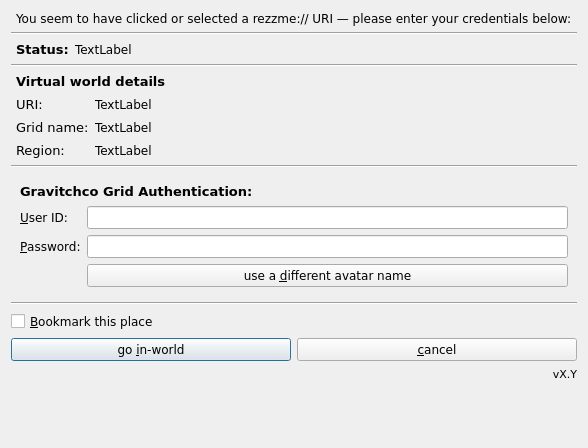
dirkhusemann/rezzme, file RezzMe/ui/rezzme.ui: the form before one commit.
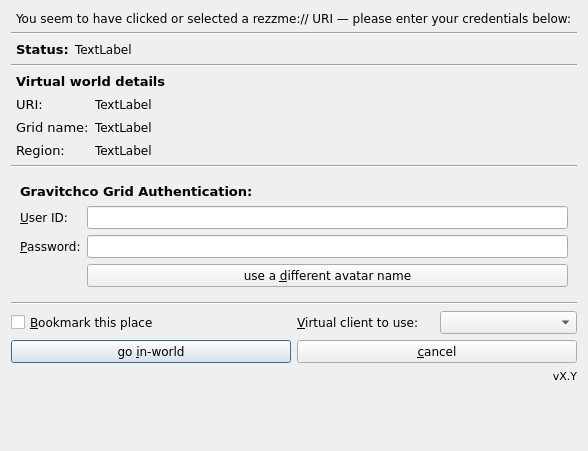
The form after the commit.

Commit message: allow user to select virtual world client

```diff
--- a/RezzMe/ui/rezzme.ui
+++ b/RezzMe/ui/rezzme.ui
@@ -6,7 +6,7 @@
     <x>0</x>
     <y>0</y>
     <width>588</width>
-    <height>448</height>
+    <height>451</height>
    </rect>
   </property>
   <property name="sizePolicy" >
@@ -434,6 +434,8 @@
     </widget>
    </item>
    <item>
+    <layout class="QHBoxLayout" name="horizontalLayout_4" >
+     <item>
     <widget class="QCheckBox" name="checkBoxBookmark" >
      <property name="toolTip" >
       <string>&lt;!DOCTYPE HTML PUBLIC "-//W3C//DTD HTML 4.0//EN" "http://www.w3.org/TR/REC-html40/strict.dtd">
@@ -448,6 +450,25 @@
     </widget>
    </item>
    <item>
+      <layout class="QHBoxLayout" name="horizontalLayout_3" >
+       <item>
+        <widget class="QLabel" name="label_3" >
+         <property name="text" >
+          <string>&amp;Virtual client to use:</string>
+         </property>
+         <property name="buddy" >
+          <cstring>comboBoxClients</cstring>
+         </property>
+        </widget>
+       </item>
+       <item>
+        <widget class="QComboBox" name="comboBoxClients" />
+       </item>
+      </layout>
+     </item>
+    </layout>
+   </item>
+   <item>
     <layout class="QHBoxLayout" name="horizontalLayout_2" >
      <item>
       <widget class="QPushButton" name="pushButtonOK" >
```
Left out of the diff: 1 changed line with no effect on the pictures. Lines whose indentation alone changed are shown as unchanged. The commit also changes 7 other files.
